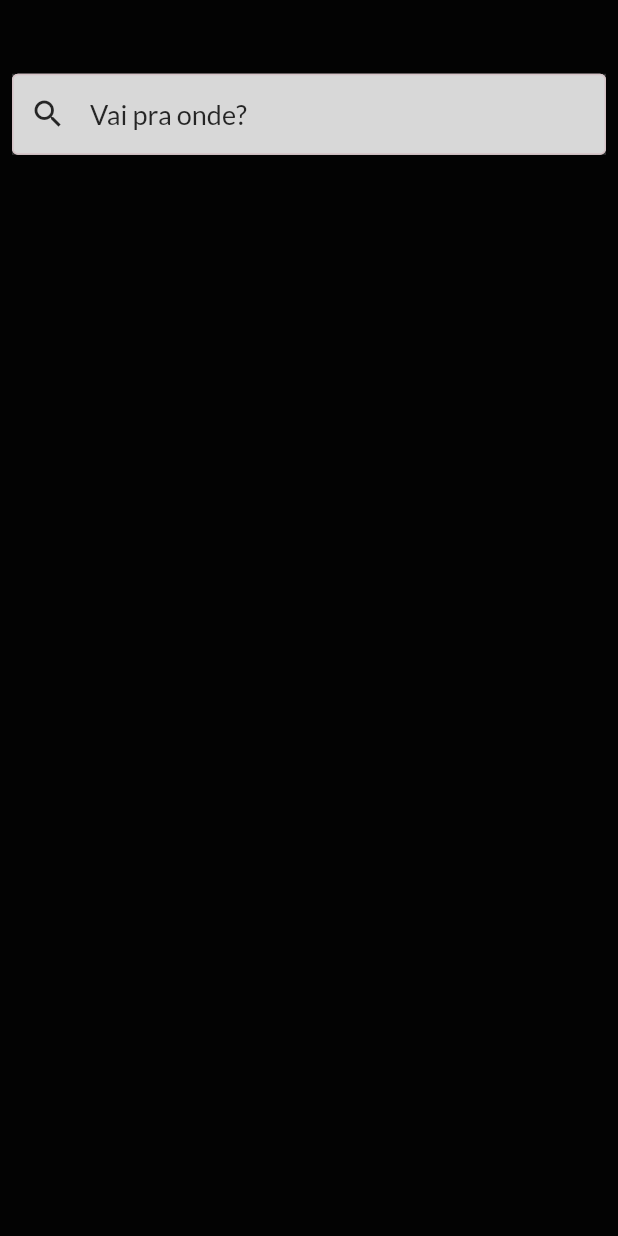
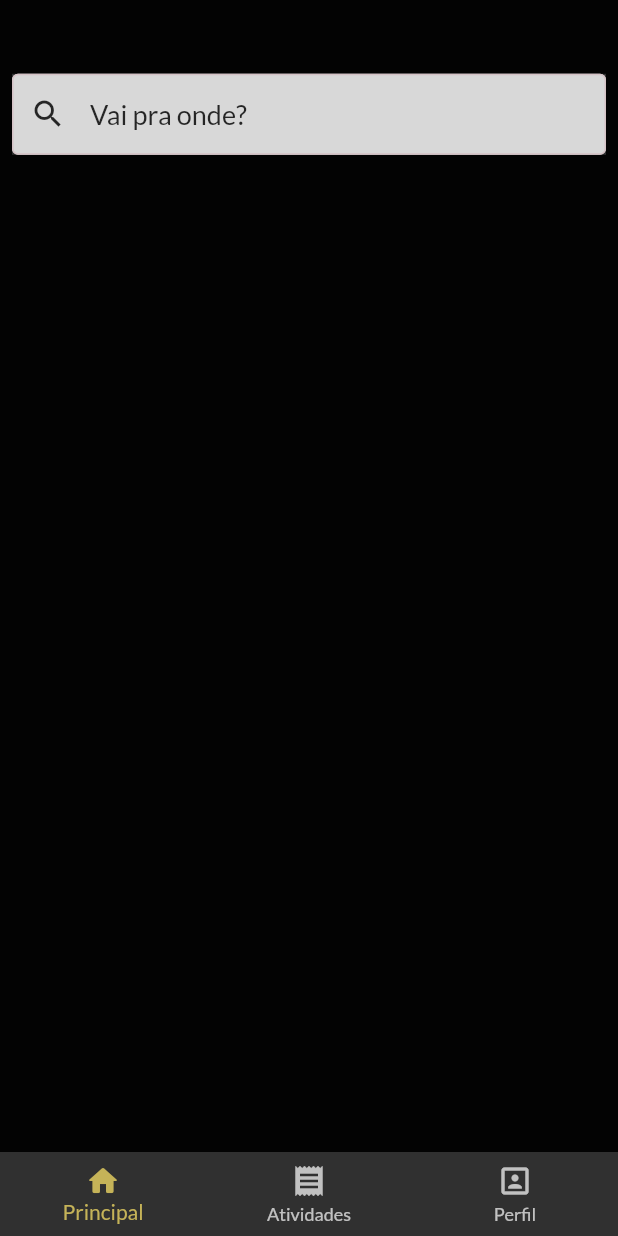
Before and after one commit to AlbertoJr789/app-motoblack-cliente, a Flutter app: the screen it shows after launch, on a phone screen of 412 x 824 dp. Run offline on Flutter 3.47's test engine with Material 2 defaults, Android fonts, the phone set to English and light mode, and no system bars; our stand-ins replace flutter_svg, geolocator, google_fonts, google_maps_flutter.

Commit message:
gradiente corrida

```diff
--- a/lib/main.dart
+++ b/lib/main.dart
@@ -1,4 +1,5 @@
 import 'package:app_motoblack_cliente/screens/home.dart';
+import 'package:app_motoblack_cliente/screens/main.dart';
 import 'package:app_motoblack_cliente/screens/welcome.dart';
 import 'package:app_motoblack_cliente/theme/theme.dart';
 import 'package:flutter/material.dart';
@@ -16,7 +17,7 @@ class MyApp extends StatelessWidget {
     return MaterialApp(
       title: 'Moto Black',
       theme: kTheme,
-      home: const Home(),
+      home: const Main(),
     );
   }
 }
--- a/lib/screens/home.dart
+++ b/lib/screens/home.dart
@@ -1,21 +1,129 @@
+import 'dart:async';
+
 import 'package:app_motoblack_cliente/screens/destinySelection.dart';
 import 'package:flutter/material.dart';
 import 'package:geolocator/geolocator.dart';
 import 'package:google_maps_flutter/google_maps_flutter.dart';
 
 class Home extends StatefulWidget {
+
   const Home({super.key});
-
   @override
   State<Home> createState() => _HomeState();
 }
 
-class _HomeState extends State<Home> {
+class _HomeState extends State<Home> with TickerProviderStateMixin,AutomaticKeepAliveClientMixin<Home> {
+
+  @override
+  bool get wantKeepAlive => true;
+
   bool _driveMode = false;
   late var _driveRes;
+  late AnimationController _controller;
+  late Animation<Alignment> _topAlignmentAnimation;
+  late Animation<Alignment> _bottomAlignmentAnimation;
+  late Timer _timer;
+  late String _time;
+  final Stopwatch _stopwatch = Stopwatch();
+
+
+  // @override
+  void dispose() {
+    _timer.cancel();
+    _stopwatch.stop();
+    _controller.dispose();
+    super.dispose();
+  }
+
+  @override
+  void initState() {
+    super.initState();
+    _controller =
+        AnimationController(vsync: this, duration: const Duration(seconds: 4));
+    _topAlignmentAnimation = TweenSequence<Alignment>([
+      TweenSequenceItem<Alignment>(
+          tween: Tween<Alignment>(
+              begin: Alignment.topLeft, end: Alignment.topRight),
+          weight: 1),
+      TweenSequenceItem<Alignment>(
+          tween: Tween<Alignment>(
+              begin: Alignment.topRight, end: Alignment.bottomRight),
+          weight: 1),
+      TweenSequenceItem<Alignment>(
+          tween: Tween<Alignment>(
+              begin: Alignment.bottomRight, end: Alignment.bottomLeft),
+          weight: 1),
+      TweenSequenceItem<Alignment>(
+          tween: Tween<Alignment>(
+              begin: Alignment.bottomLeft, end: Alignment.topLeft),
+          weight: 1),
+    ]).animate(_controller);
+
+    _bottomAlignmentAnimation = TweenSequence<Alignment>([
+      TweenSequenceItem<Alignment>(
+          tween: Tween<Alignment>(
+              begin: Alignment.bottomRight, end: Alignment.bottomLeft),
+          weight: 1),
+      TweenSequenceItem<Alignment>(
+          tween: Tween<Alignment>(
+              begin: Alignment.bottomLeft, end: Alignment.topLeft),
+          weight: 1),
+      TweenSequenceItem<Alignment>(
+          tween: Tween<Alignment>(
+              begin: Alignment.topLeft, end: Alignment.topRight),
+          weight: 1),
+      TweenSequenceItem<Alignment>(
+          tween: Tween<Alignment>(
+              begin: Alignment.topRight, end: Alignment.bottomRight),
+          weight: 1),
+    ]).animate(_controller);
+    _controller.repeat();
+
+    _timer = Timer.periodic(const Duration(seconds: 1), (timer) {
+      if(_stopwatch.elapsed.inHours > 0){
+        setState(() {
+          _time = '${_stopwatch.elapsed.inHours.toString().padLeft(2, '0')}:${_stopwatch.elapsed.inMinutes.toString().padLeft(2, '0')}:${(_stopwatch.elapsed.inSeconds % 60).toString().padLeft(2, '0')}';
+        });
+      }else{
+        setState(() {
+          _time = '${_stopwatch.elapsed.inMinutes.toString().padLeft(2, '0')}:${(_stopwatch.elapsed.inSeconds % 60).toString().padLeft(2, '0')}';
+        });
+      }
+    });
+
+  }
+
+  void _endRideDialog(){
+      showDialog(
+      context: context,
+      builder: (ctx) => AlertDialog(
+        title: const Text('Tem certeza que deseja cancelar a corrida ?'),
+        actions: [
+          ElevatedButton(
+            onPressed: () {
+              Navigator.pop(ctx);
+            },
+            child: const Text('Não'),
+          ),
+          ElevatedButton(
+            onPressed: () {
+              setState(() {
+                _stopwatch.reset();
+                _stopwatch.stop();
+                _driveMode = false;
+              });
+              Navigator.pop(ctx);
+            },
+            child: const Text('Sim'),
+          ),
+        ],
+      ),
+    );
+  }
 
   @override
   Widget build(BuildContext context) {
+    super.build(context);
     return Scaffold(
       resizeToAvoidBottomInset: false,
       body: Padding(
@@ -28,13 +136,61 @@ class _HomeState extends State<Home> {
             ),
             Material(
               child: _driveMode
-                          ? const Center(
-                              child: Text("Modo Corrida pae:"),
+                  ? AnimatedBuilder(
+                      animation: _controller,
+                      builder: (context, _) {
+                        _stopwatch.start();
+                        return Container(
+                          width: double.infinity,
+                          height: MediaQuery.of(context).size.height * 0.1,
+                          decoration: BoxDecoration(
+                            gradient: LinearGradient(
+                                colors: const [
+                                  Color.fromARGB(255, 197, 179, 88),
+                                  Color.fromARGB(255, 238, 205, 39),
+                                ],
+                                begin: _topAlignmentAnimation.value,
+                                end: _bottomAlignmentAnimation.value),
+                          ),
+                          child: Center(
+                            child: Column(
+                              mainAxisSize: MainAxisSize.min,
+                              children: [
+                                Text(
+                                  "Corrida em Andamento  $_time",
+                                  style: const TextStyle(
+                                    fontSize: 18,
+                                    fontWeight: FontWeight.bold,
+                                  ),
+                                ),
+                                ElevatedButton.icon(
+                                  onPressed: _endRideDialog,
+                                  icon: const Icon(
+                                    Icons.close,
+                                    color: Colors.white,
+                                  ),
+                                  label: const Text(
+                                    "Cancelar",
+                                    style: TextStyle(color: Colors.white),
+                                  ),
+                                  style: ButtonStyle(
+                                    backgroundColor:
+                                        MaterialStateProperty.all<Color>(Colors
+                                            .red), // Set the background color of the icon
+                                  ),
+                                )
+                              ],
+                            ),
+                          ),
+                        );
+                      },
                     )
                   : TextField(
                       onTap: () async {
                         FocusScope.of(context).unfocus();
-                                _driveRes = await Navigator.of(context).push(MaterialPageRoute(builder: (ctx) => DestinySelection()));
+                        _driveRes = await Navigator.of(context).push(
+                            MaterialPageRoute(
+                                builder: (ctx) => DestinySelection()));
                         if (_driveRes != null) {
                           setState(() {
                             _driveMode = true;
--- a/lib/screens/main.dart
+++ b/lib/screens/main.dart
@@ -3,7 +3,7 @@ import 'package:app_motoblack_cliente/screens/home.dart';
 import 'package:app_motoblack_cliente/screens/profile.dart';
 import 'package:flutter/material.dart';
 
-var pages = [Home(), Activities(), Profile()];
+
 
 class Main extends StatefulWidget {
   const Main({super.key});
@@ -13,7 +13,8 @@ class Main extends StatefulWidget {
 }
 
 class _MainState extends State<Main> {
-  int _pageIndex = 0;
+   int _pageIndex = 0;
+   List<Widget> pages = [Home(), const Activities(), const Profile()];
 
   void _selectPage(int index) {
     setState(() {
```
Lines whose indentation alone changed are shown as unchanged.
